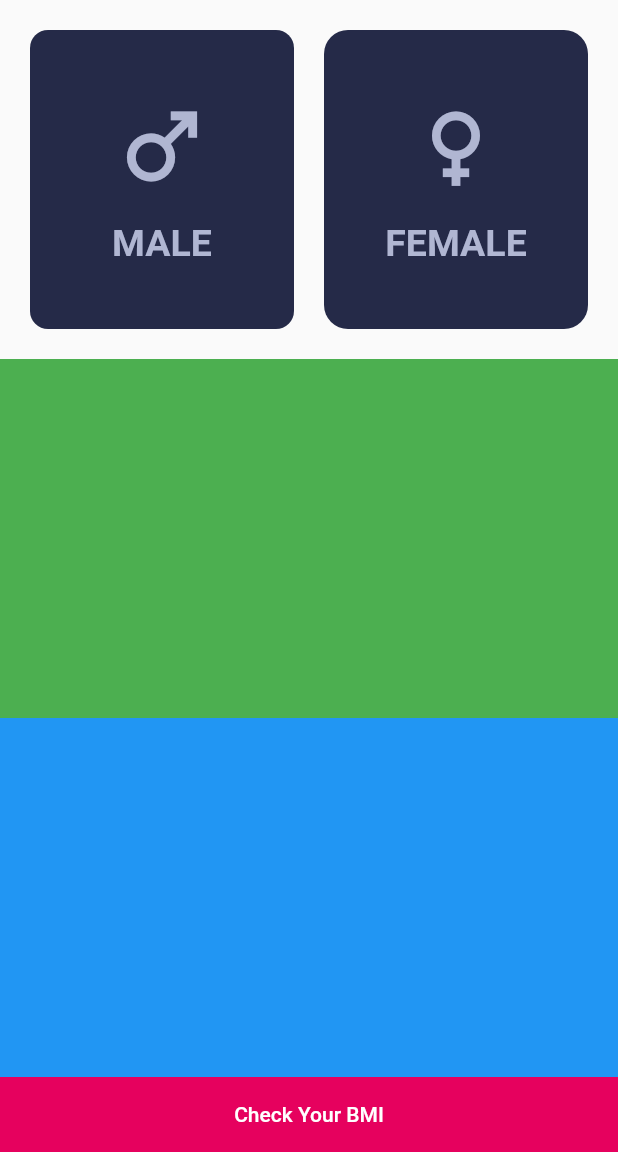
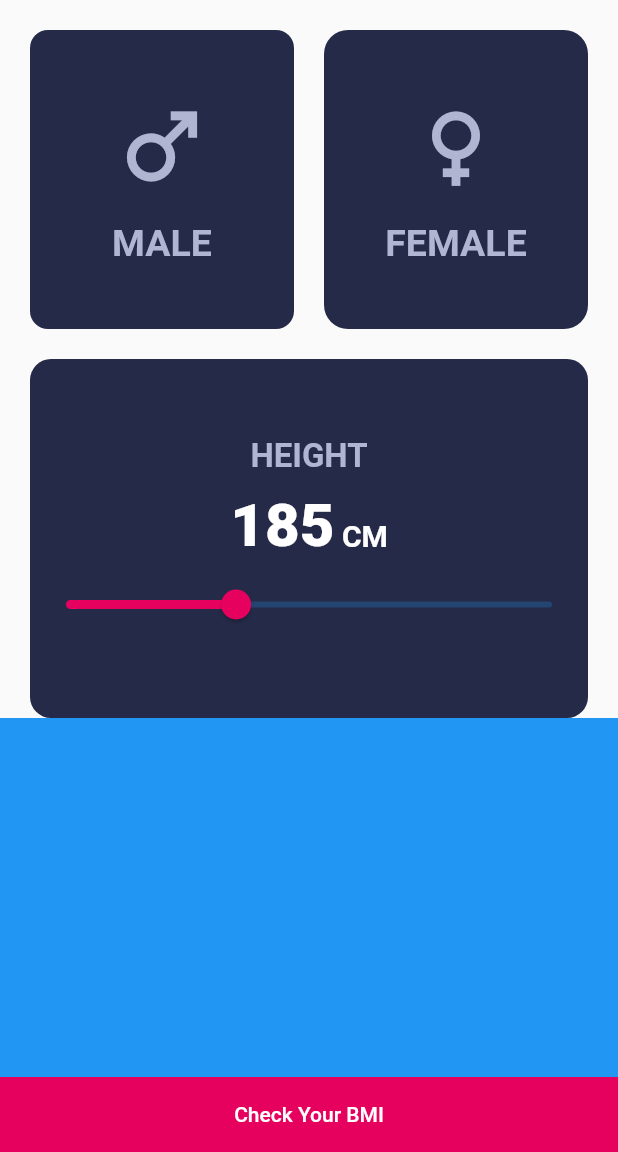
Before and after one commit to MustafaFawzy229/bmi_calculator, a Flutter app: the screen it shows after launch, on a phone screen of 412 x 824 dp, the part 84-1236 px from its top. Run offline on Flutter 3.47's test engine with Material 2 defaults, Android fonts, the phone set to English and light mode, and no system bars.

Commit message:
ui of section 2

```diff
--- a/lib/views/home_screen_view.dart
+++ b/lib/views/home_screen_view.dart
@@ -82,9 +82,65 @@ class HomeScreen extends StatelessWidget {
             ),
           ),
           Expanded(
-            child: Container(
-              color: Colors.green,
-              width: double.infinity,
+            child: Padding(
+              padding: const EdgeInsets.symmetric(
+                horizontal: 20,
+              ),
+              child: Container(
+                decoration: BoxDecoration(
+                  color: const Color(0xff252a48),
+                  borderRadius: BorderRadius.circular(14),
+                ),
+                child: Column(
+                  mainAxisAlignment: MainAxisAlignment.center,
+                  children: [
+                    const Text(
+                      'HEIGHT',
+                      style: TextStyle(
+                        fontSize: 22,
+                        fontWeight: FontWeight.bold,
+                        color: Color(0xffb0b6d2),
+                      ),
+                    ),
+                    const SizedBox(height: 10),
+                    const Row(
+                      mainAxisAlignment: MainAxisAlignment.center,
+                      crossAxisAlignment: CrossAxisAlignment.baseline,
+                      textBaseline: TextBaseline.alphabetic,
+                      children: [
+                        Text(
+                          '185',
+                          style: TextStyle(
+                            fontSize: 40,
+                            fontWeight: FontWeight.w900,
+                            color: Colors.white,
+                          ),
+                        ),
+                        SizedBox(
+                          width: 5,
+                        ),
+                        Text(
+                          'CM',
+                          style: TextStyle(
+                            fontSize: 20,
+                            fontWeight: FontWeight.bold,
+                            color: Colors.white,
+                          ),
+                        ),
+                      ],
+                    ),
+                    const SizedBox(height: 5),
+                    Slider(
+                        value: 120,
+                        min: 50,
+                        max: 250,
+                        activeColor: const Color(0xffe6015e),
+                        onChanged: (value) {
+                          print(value.round());
+                        })
+                  ],
+                ),
+              ),
             ),
           ),
           Expanded(
```
